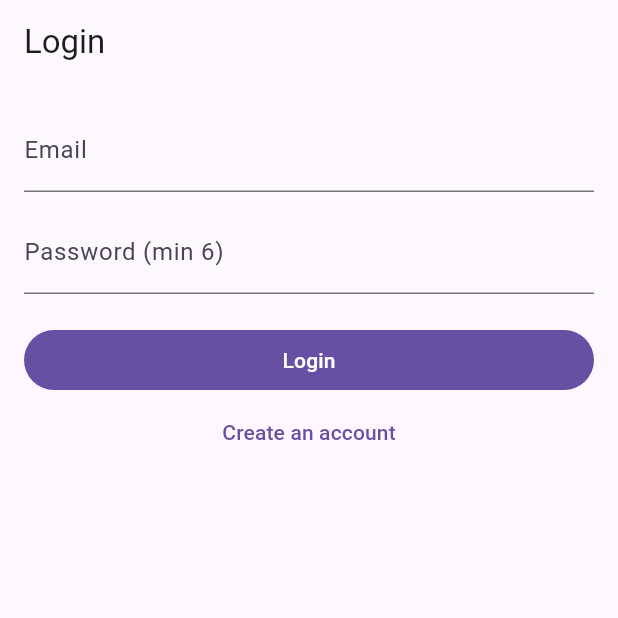
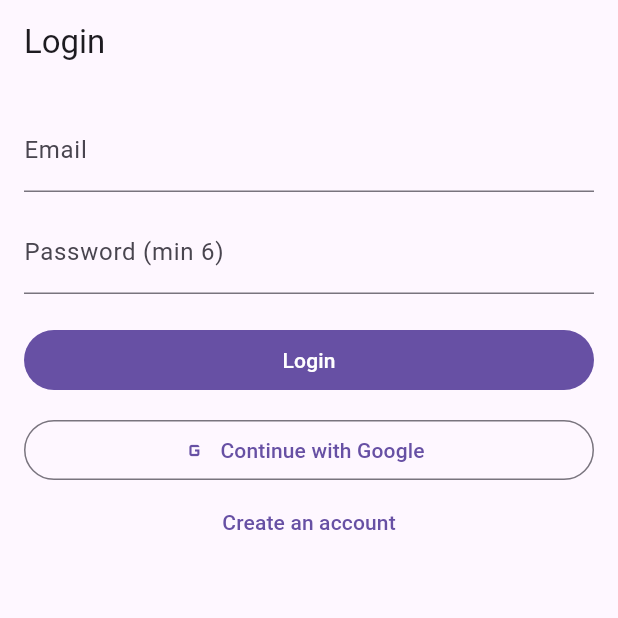
Before and after one commit to Tomris0/FocusJam, a Flutter app: the screen it shows after launch, on a phone screen of 412 x 824 dp, the top half of it. Run offline on Flutter 3.47's test engine with Material 3 defaults, Android fonts, the phone set to English and light mode, and no system bars; our stand-ins replace firebase_auth, firebase_core, google_sign_in; accounts and stored records are empty.

Commit message:
Add auth screens and Firebase auth

```diff
--- a/lib/main.dart
+++ b/lib/main.dart
@@ -1,7 +1,6 @@
 import 'package:flutter/material.dart';
 import 'package:firebase_core/firebase_core.dart';
-import 'screens/home_screen.dart';
-import 'screens/auth_screen.dart';
+import 'screens/auth_gate.dart';
 
 void main() async {
   WidgetsFlutterBinding.ensureInitialized();
@@ -18,7 +17,7 @@ class FocusJamApp extends StatelessWidget {
       debugShowCheckedModeBanner: false,
       title: 'FocusJam',
       theme: ThemeData(useMaterial3: true),
-      home: const AuthScreen(),
+      home: const AuthGate(),
     );
   }
 }
--- /dev/null
+++ b/lib/screens/auth_gate.dart
@@ -0,0 +1,26 @@
+import 'package:firebase_auth/firebase_auth.dart';
+import 'package:flutter/material.dart';
+import 'auth_screen.dart';
+import 'home_screen.dart';
+
+class AuthGate extends StatelessWidget {
+  const AuthGate({super.key});
+
+  @override
+  Widget build(BuildContext context) {
+    return StreamBuilder<User?>(
+      stream: FirebaseAuth.instance.authStateChanges(),
+      builder: (context, snapshot) {
+        if (snapshot.connectionState == ConnectionState.waiting) {
+          return const Scaffold(
+            body: Center(child: CircularProgressIndicator()),
+          );
+        }
+
+        final user = snapshot.data;
+        if (user == null) return const AuthScreen();
+        return const HomeScreen();
+      },
+    );
+  }
+}
--- a/lib/screens/auth_screen.dart
+++ b/lib/screens/auth_screen.dart
@@ -1,5 +1,6 @@
 import 'package:firebase_auth/firebase_auth.dart';
 import 'package:flutter/material.dart';
+import 'package:google_sign_in/google_sign_in.dart';
 
 class AuthScreen extends StatefulWidget {
   const AuthScreen({super.key});
@@ -83,6 +84,15 @@ class _AuthScreenState extends State<AuthScreen> {
                 child: Text(_loading ? '...' : (_isLogin ? 'Login' : 'Sign up')),
               ),
             ),
+            const SizedBox(height: 12),
+            SizedBox(
+              width: double.infinity,
+              child: OutlinedButton.icon(
+                onPressed: _loading ? null : _signInWithGoogle,
+                icon: const Icon(Icons.g_mobiledata),
+                label: const Text('Continue with Google'),
+              ),
+            ),
             TextButton(
               onPressed: _loading ? null : () => setState(() => _isLogin = !_isLogin),
               child: Text(_isLogin ? 'Create an account' : 'I have an account'),
@@ -92,4 +102,30 @@ class _AuthScreenState extends State<AuthScreen> {
       ),
     );
   }
+
+  Future<void> _signInWithGoogle() async {
+    setState(() => _loading = true);
+    try {
+      final googleUser = await GoogleSignIn(
+        serverClientId: '623015359847-9n9bup4gdpoanmi18o50u8qt1gack752.apps.googleusercontent.com',
+      ).signIn();
+
+      if (googleUser == null) return;
+
+      final googleAuth = await googleUser.authentication;
+
+      final credential = GoogleAuthProvider.credential(
+        accessToken: googleAuth.accessToken,
+        idToken: googleAuth.idToken,
+      );
+
+      await FirebaseAuth.instance.signInWithCredential(credential);
+    } catch (e) {
+      ScaffoldMessenger.of(context).showSnackBar(
+        SnackBar(content: Text('Google sign-in error: $e')),
+      );
+    } finally {
+      if (mounted) setState(() => _loading = false);
+    }
+  }
 }
--- a/pubspec.yaml
+++ b/pubspec.yaml
@@ -36,7 +36,7 @@ dependencies:
   cupertino_icons: ^1.0.8
   firebase_core: ^4.4.0
   firebase_auth: ^6.1.4
-  google_sign_in: ^7.2.0
+  google_sign_in: ^6.2.1
 
 dev_dependencies:
   flutter_test:
```
Also changed, not shown: lib/screens/home_screen.dart (+10 -1 lines), pubspec.lock, 2 other files.
